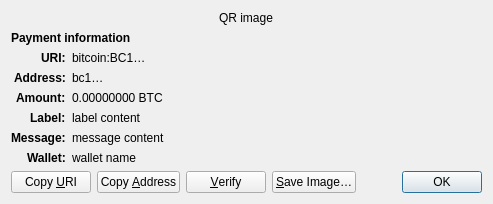
nilamdoc/bitcoinxxx, file src/qt/forms/receiverequestdialog.ui: the form before one commit.
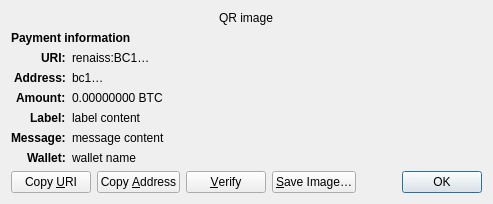
The form after the commit. Custom widgets are drawn as their Qt base class.

Patch:
```diff
--- a/src/qt/forms/receiverequestdialog.ui
+++ b/src/qt/forms/receiverequestdialog.ui
@@ -65,7 +65,7 @@
    <item row="2" column="1" alignment="Qt::AlignTop">
     <widget class="QLabel" name="uri_content">
      <property name="text">
-      <string notr="true">bitcoin:BC1…</string>
+      <string notr="true">renaiss:BC1…</string>
      </property>
      <property name="textFormat">
       <enum>Qt::RichText</enum>
```
